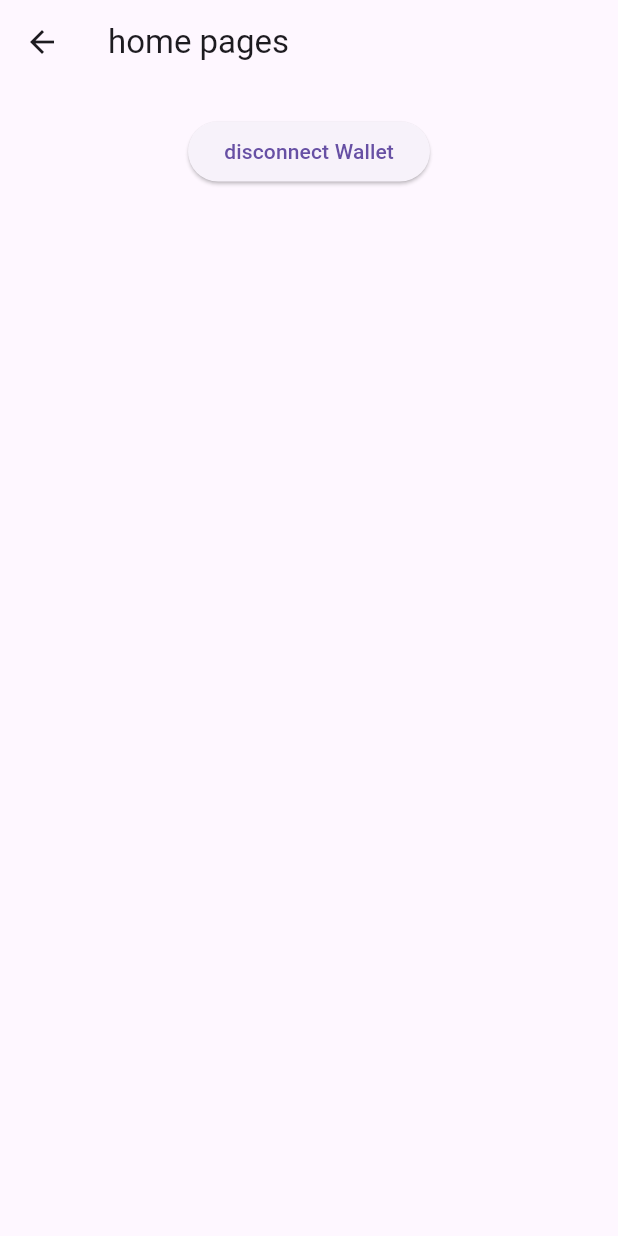
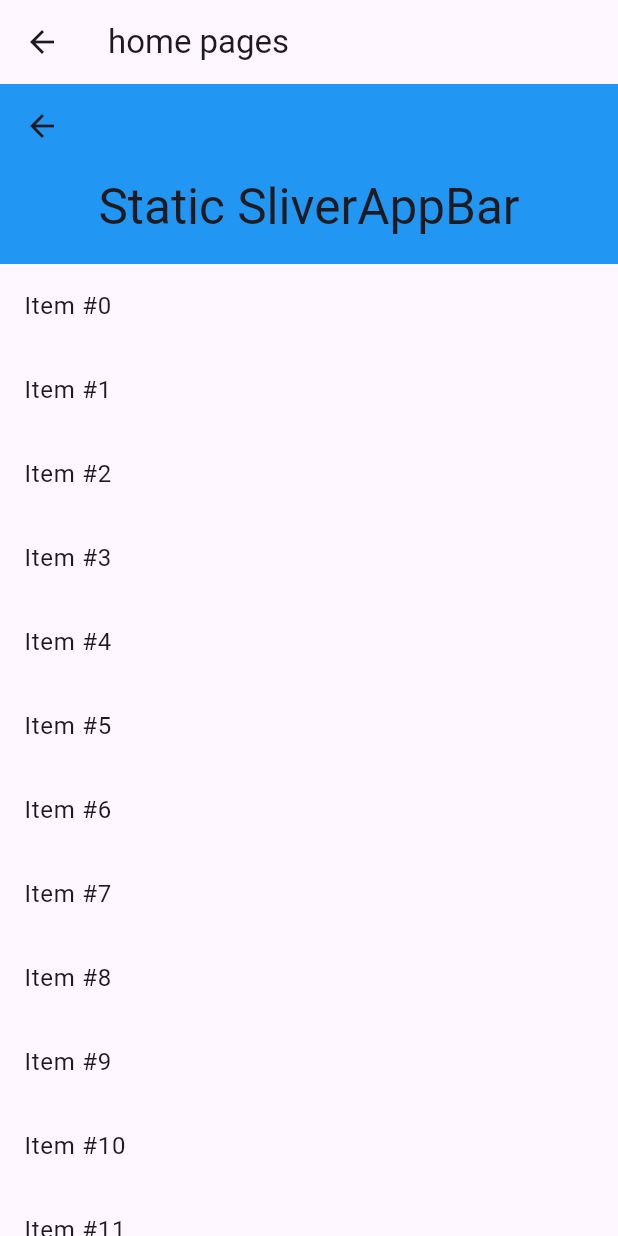
Before and after one commit to followrules/yewlow_web3, a Flutter app: the HomeView screen opened by its route, on a phone screen of 412 x 824 dp. Run offline on Flutter 3.47's test engine with Material 3 defaults, Android fonts, the phone set to English and light mode, and no system bars; our stand-ins replace convert, get, get_storage; missing offline and left inert: reown_appkit, reown_walletkit; accounts and stored records are empty; statements that could not run were skipped.

Commit message:
home sliver

```diff
--- a/lib/modules/home/home-view.dart
+++ b/lib/modules/home/home-view.dart
@@ -8,25 +8,32 @@ class HomeView extends StatelessWidget {
   const HomeView({super.key});
   @override
   Widget build(BuildContext context) {
-
-  final AuthController metaMaskController = Get.put(AuthController());
+    final AuthController metaMaskController = Get.put(AuthController());
     return Scaffold(
       appBar: AppBar(
         key: Key("home"),
         title: Text("home pages"),
       ),
-      body: Center(
-        child: Flex(direction: Axis.vertical,children: [
-          Obx((){
-            return Text(metaMaskController.walletAddress.value ?? "");
-          }),
-          ElevatedButton(
-            onPressed: () {
-              metaMaskController.disconnectWallet();
-            },
-            child: Text("disconnect Wallet"),
-          )
-        ],),
+      body: CustomScrollView(
+        slivers: <Widget>[
+          SliverAppBar(
+            backgroundColor: Colors.blue,
+            expandedHeight: 120, // Tinggi AppBar tetap 120
+            pinned: true, // Tetap di posisi teratas saat di-scroll
+            flexibleSpace: FlexibleSpaceBar(
+              title: Text('Static SliverAppBar'),
+              centerTitle: true,
+            ),
+          ),
+          SliverList(
+            delegate: SliverChildBuilderDelegate(
+              (context, index) => ListTile(
+                title: Text('Item #$index'),
+              ),
+              childCount: 50,
+            ),
+          ),
+        ],
       ),
     );
   }
```
